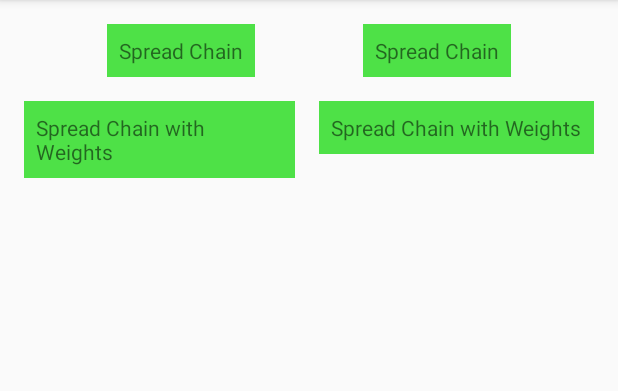
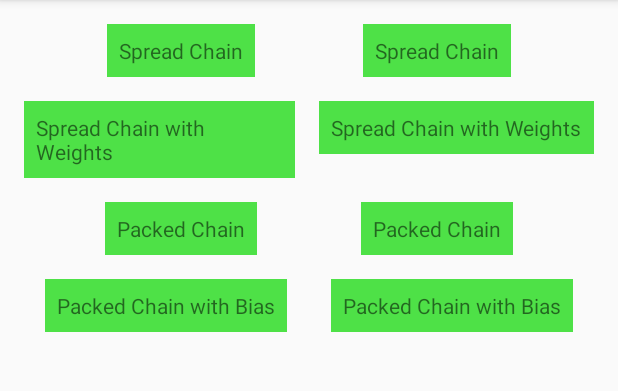
Before and after one commit to StylingAndroid/ConstraintLayoutChains, an Android app: the screen it shows after launch (MainActivity), on a phone screen of 412 x 824 dp, the part 84-475 px from its top. Run offline under Robolectric (Android 15) with nearby library versions, the phone set to English and light mode, and no system bars.

Commit message:
Adds code for packed chains

```diff
--- a/app/src/main/res/layout/activity_main.xml
+++ b/app/src/main/res/layout/activity_main.xml
@@ -56,8 +56,6 @@
     android:layout_width="wrap_content"
     android:layout_height="wrap_content"
     android:layout_marginEnd="@dimen/margin"
-    android:layout_marginLeft="@dimen/half_margin"
-    android:layout_marginRight="@dimen/half_margin"
     android:layout_marginStart="@dimen/half_margin"
     android:layout_marginTop="@dimen/margin"
     android:background="@color/colorAccent"
@@ -67,4 +65,71 @@
     app:layout_constraintRight_toRightOf="parent"
     app:layout_constraintTop_toBottomOf="@+id/textView" />
 
+  <TextView
+    android:id="@+id/textView5"
+    android:layout_width="wrap_content"
+    android:layout_height="wrap_content"
+    android:layout_marginEnd="@dimen/half_margin"
+    android:layout_marginStart="@dimen/margin"
+    android:layout_marginTop="@dimen/margin"
+    android:background="@color/colorAccent"
+    android:padding="@dimen/half_margin"
+    android:text="@string/packed_chain"
+    app:layout_constraintHorizontal_chainPacked="true"
+    app:layout_constraintLeft_toLeftOf="parent"
+    app:layout_constraintRight_toLeftOf="@+id/textView6"
+    app:layout_constraintTop_toBottomOf="@+id/textView3" />
+
+  <TextView
+    android:id="@+id/textView6"
+    android:layout_width="wrap_content"
+    android:layout_height="wrap_content"
+    android:layout_marginEnd="@dimen/margin"
+    android:layout_marginStart="@dimen/half_margin"
+    android:layout_marginTop="@dimen/margin"
+    android:background="@color/colorAccent"
+    android:padding="@dimen/half_margin"
+    android:text="@string/packed_chain"
+    app:layout_constraintRight_toRightOf="parent"
+    app:layout_constraintLeft_toRightOf="@id/textView5"
+    app:layout_constraintTop_toBottomOf="@+id/textView3" />
+
+  <TextView
+    android:id="@+id/textView7"
+    android:layout_width="wrap_content"
+    android:layout_height="wrap_content"
+    android:layout_marginEnd="@dimen/half_margin"
+    android:layout_marginStart="@dimen/margin"
+    android:layout_marginTop="@dimen/margin"
+    android:background="@color/colorAccent"
+    android:padding="@dimen/half_margin"
+    android:text="@string/packed_chain_with_bias"
+    app:layout_constraintHorizontal_chainPacked="true"
+    app:layout_constraintHorizontal_bias="0.25"
+    app:layout_constraintLeft_toLeftOf="parent"
+    app:layout_constraintRight_toLeftOf="@+id/textView8"
+    app:layout_constraintTop_toBottomOf="@+id/textView5" />
+
+  <TextView
+    android:id="@+id/textView8"
+    android:layout_width="wrap_content"
+    android:layout_height="wrap_content"
+    android:layout_marginEnd="@dimen/margin"
+    android:layout_marginStart="@dimen/half_margin"
+    android:layout_marginTop="@dimen/margin"
+    android:background="@color/colorAccent"
+    android:padding="@dimen/half_margin"
+    android:text="@string/packed_chain_with_bias"
+    app:layout_constraintRight_toRightOf="parent"
+    app:layout_constraintLeft_toRightOf="@id/textView7"
+    app:layout_constraintTop_toBottomOf="@+id/textView5" />
+
+  <android.support.constraint.Guideline
+    android:id="@+id/guideline"
+    android:layout_width="wrap_content"
+    android:layout_height="wrap_content"
+    android:orientation="vertical"
+    app:layout_constraintGuide_percent="0.25"
+    tools:layout_editor_absoluteX="96dp"
+    tools:layout_editor_absoluteY="0dp" />
 </android.support.constraint.ConstraintLayout>
--- a/app/src/main/res/values/strings.xml
+++ b/app/src/main/res/values/strings.xml
@@ -2,4 +2,6 @@
   <string name="app_name">ConstraintLayout Chains</string>
   <string name="spread_chain">Spread Chain</string>
   <string name="spread_chain_with_weights">Spread Chain with Weights</string>
+  <string name="packed_chain">Packed Chain</string>
+  <string name="packed_chain_with_bias">Packed Chain with Bias</string>
 </resources>
```
